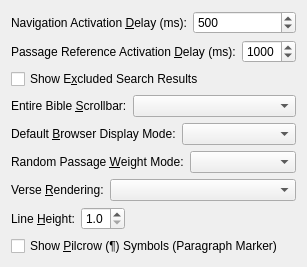
dewhisna/KingJamesPureBibleSearch, file programs/KJVCanOpener/ConfigBrowserOptions.ui: the form before one commit.
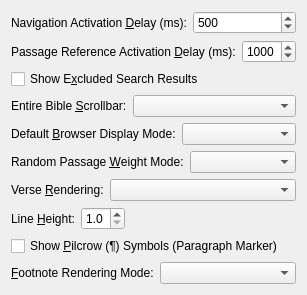
The form after the commit. Custom widgets are drawn as their Qt base class.

Commit message: Add footnoteRenderingMode configuration option. Add getFootnote() helper to CPhraseNavigator. Implement the StatusBar rendering mode in CScriptureText::updateSelection(). Add TRO_InlineFootnotes TextRendorOption to CPhraseNavigator, rather than have CPhraseNavigator functions directly query CPersistentSettings so that it can be controlled outside of the settings for things like WebChannel.

The edit to the form file:
```diff
--- a/programs/KJVCanOpener/ConfigBrowserOptions.ui
+++ b/programs/KJVCanOpener/ConfigBrowserOptions.ui
@@ -244,6 +244,30 @@
      </property>
     </widget>
    </item>
+   <item>
+    <layout class="QHBoxLayout" name="horizontalLayout_8">
+     <item>
+      <widget class="QLabel" name="lblFootnoteRenderingMode">
+       <property name="text">
+        <string>&amp;Footnote Rendering Mode:</string>
+       </property>
+       <property name="buddy">
+        <cstring>comboBoxFootnoteRenderingMode</cstring>
+       </property>
+      </widget>
+     </item>
+     <item>
+      <widget class="QComboBox" name="comboBoxFootnoteRenderingMode">
+       <property name="sizePolicy">
+        <sizepolicy hsizetype="MinimumExpanding" vsizetype="Fixed">
+         <horstretch>0</horstretch>
+         <verstretch>0</verstretch>
+        </sizepolicy>
+       </property>
+      </widget>
+     </item>
+    </layout>
+   </item>
   </layout>
  </widget>
  <customwidgets>
```
Left out of the diff: 1 changed line with no effect on the pictures. The commit also changes 8 other files.
